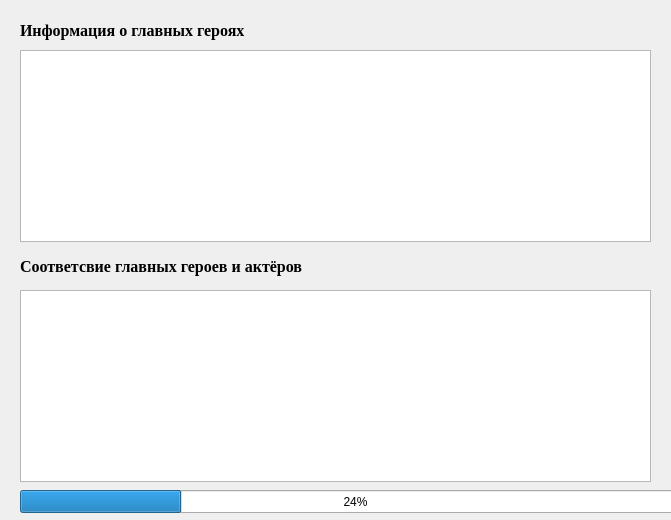
Above: Client/outputprotagonist.ui from NikitaVirachev/course-work-on-DB before the change. Below: the same form after it.
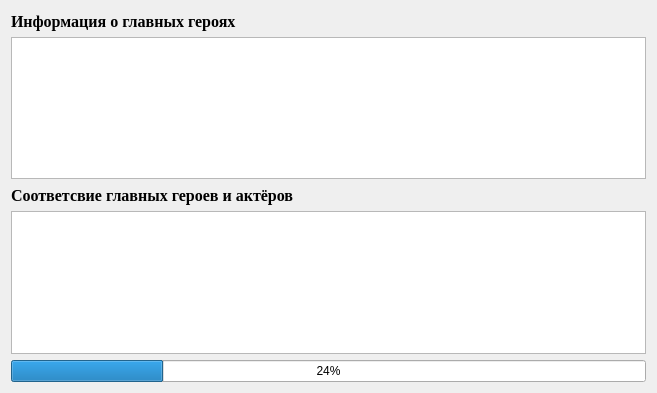
That is the form after the change.

What changed in the file:
```diff
--- a/Client/outputprotagonist.ui
+++ b/Client/outputprotagonist.ui
@@ -6,32 +6,22 @@
    <rect>
     <x>0</x>
     <y>0</y>
-    <width>671</width>
-    <height>520</height>
+    <width>657</width>
+    <height>393</height>
    </rect>
   </property>
   <property name="windowTitle">
    <string>Form</string>
   </property>
-  <widget class="QTableView" name="tableView">
-   <property name="geometry">
-    <rect>
-     <x>20</x>
-     <y>50</y>
-     <width>631</width>
-     <height>192</height>
-    </rect>
-   </property>
-  </widget>
+  <layout class="QGridLayout" name="gridLayout">
+   <item row="0" column="0">
+    <layout class="QVBoxLayout" name="verticalLayout_3">
+     <item>
+      <layout class="QVBoxLayout" name="verticalLayout">
+       <item>
+        <layout class="QHBoxLayout" name="horizontalLayout">
+         <item>
   <widget class="QLabel" name="label">
-   <property name="geometry">
-    <rect>
-     <x>20</x>
-     <y>20</y>
-     <width>631</width>
-     <height>21</height>
-    </rect>
-   </property>
    <property name="font">
     <font>
      <family>Times New Roman</family>
@@ -44,50 +34,76 @@
     <string>Информация о главных героях</string>
    </property>
   </widget>
+         </item>
+         <item>
+          <spacer name="horizontalSpacer">
+           <property name="orientation">
+            <enum>Qt::Horizontal</enum>
+           </property>
+           <property name="sizeHint" stdset="0">
+            <size>
+             <width>40</width>
+             <height>20</height>
+            </size>
+           </property>
+          </spacer>
+         </item>
+        </layout>
+       </item>
+       <item>
+        <widget class="QTableView" name="tableView"/>
+       </item>
+       <item>
+        <layout class="QVBoxLayout" name="verticalLayout_2">
+         <item>
+          <layout class="QHBoxLayout" name="horizontalLayout_2">
+           <item>
+            <widget class="QLabel" name="label_2">
+             <property name="font">
+              <font>
+               <family>Times New Roman</family>
+               <pointsize>12</pointsize>
+               <weight>75</weight>
+               <bold>true</bold>
+              </font>
+             </property>
+             <property name="text">
+              <string>Соответсвие главных героев и актёров</string>
+             </property>
+            </widget>
+           </item>
+           <item>
+            <spacer name="horizontalSpacer_2">
+             <property name="orientation">
+              <enum>Qt::Horizontal</enum>
+             </property>
+             <property name="sizeHint" stdset="0">
+              <size>
+               <width>40</width>
+               <height>20</height>
+              </size>
+             </property>
+            </spacer>
+           </item>
+          </layout>
+         </item>
+         <item>
+          <widget class="QTableView" name="tableView_2"/>
+         </item>
+         <item>
   <widget class="QProgressBar" name="progressBar">
-   <property name="geometry">
-    <rect>
-     <x>20</x>
-     <y>490</y>
-     <width>671</width>
-     <height>23</height>
-    </rect>
-   </property>
    <property name="value">
     <number>24</number>
    </property>
   </widget>
-  <widget class="QTableView" name="tableView_2">
-   <property name="geometry">
-    <rect>
-     <x>20</x>
-     <y>290</y>
-     <width>631</width>
-     <height>192</height>
-    </rect>
-   </property>
-  </widget>
-  <widget class="QLabel" name="label_2">
-   <property name="geometry">
-    <rect>
-     <x>20</x>
-     <y>256</y>
-     <width>631</width>
-     <height>20</height>
-    </rect>
-   </property>
-   <property name="font">
-    <font>
-     <family>Times New Roman</family>
-     <pointsize>12</pointsize>
-     <weight>75</weight>
-     <bold>true</bold>
-    </font>
-   </property>
-   <property name="text">
-    <string>Соответсвие главных героев и актёров</string>
-   </property>
-  </widget>
+         </item>
+        </layout>
+       </item>
+      </layout>
+     </item>
+    </layout>
+   </item>
+  </layout>
  </widget>
  <resources/>
  <connections/>
```
Lines whose indentation alone changed are shown as unchanged.
